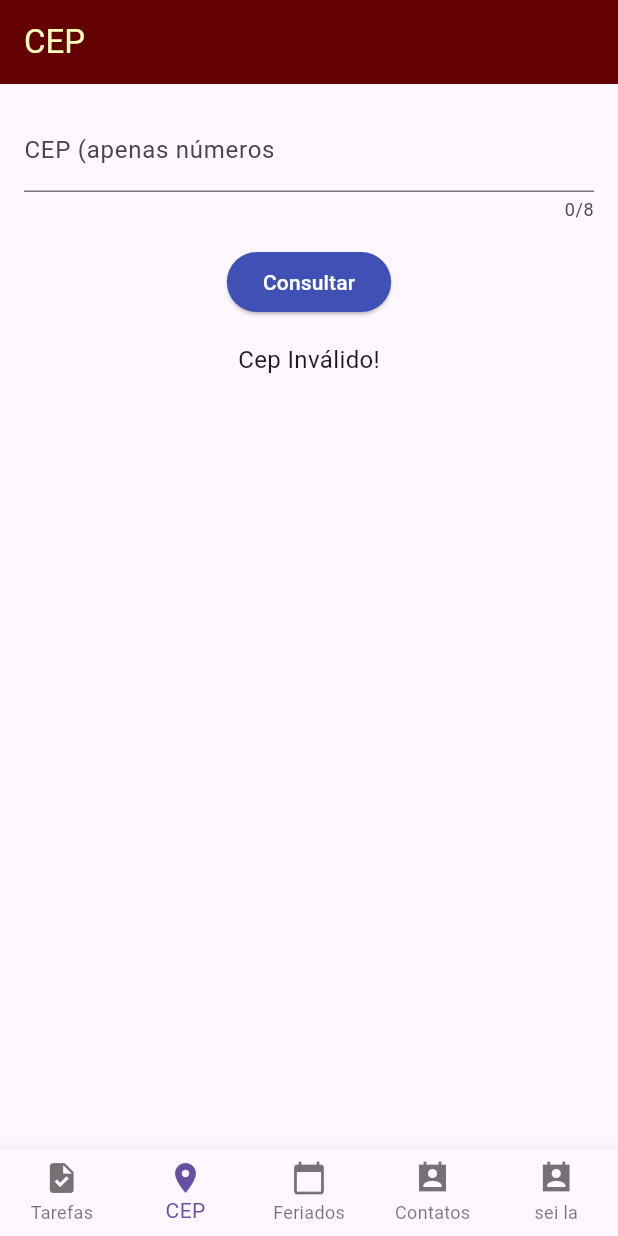
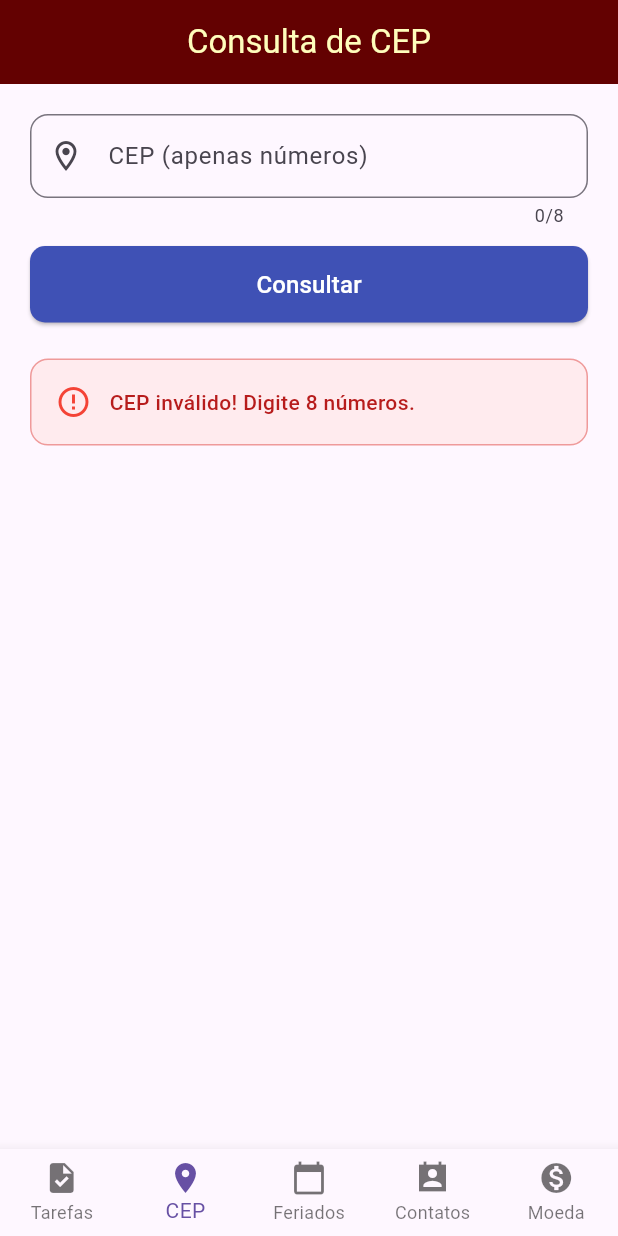
Before and after one commit to 0renz/tdmobile-app, a Flutter app: the screen it shows after launch, item 2 of the bottom bar chosen, after a tap on "Consultar", on a phone screen of 412 x 824 dp. Run offline on Flutter 3.47's test engine with Material 3 defaults, Android fonts, the phone set to English and light mode, and no system bars; our stand-ins replace sqflite; accounts and stored records are empty; network calls fail.

Commit message:
adiciona feature de cotações monetárias

```diff
--- a/lib/screens/cep.dart
+++ b/lib/screens/cep.dart
@@ -11,70 +11,192 @@ class Cep extends StatefulWidget {
 
 class CepState extends State<Cep> {
   final TextEditingController _cepController = TextEditingController();
-  String _resultado = "";
+
+  Map<String, dynamic>? _dadosCep;
+  String? _mensagemErro;
+  bool _carregando = false;
 
   @override
   Widget build(BuildContext context) {
     return Scaffold(
-      appBar: AppBar(title: Text("CEP")),
+      appBar: AppBar(
+        title: Text("Consulta de CEP"),
+        centerTitle: true,
+      ),
       body: SingleChildScrollView(
-        child: Padding(
-          padding: EdgeInsets.all(16.0),
+        padding: EdgeInsets.all(20.0),
         child: Column(
+          crossAxisAlignment: CrossAxisAlignment.stretch,
           children: <Widget>[
             TextField(
               controller: _cepController,
               keyboardType: TextInputType.number,
               maxLength: 8,
-                decoration: InputDecoration(labelText: "CEP (apenas números"),
+              decoration: InputDecoration(
+                labelText: "CEP (apenas números)",
+                hintText: "Ex: 01001000",
+                prefixIcon: Icon(Icons.location_on_outlined),
+                border: OutlineInputBorder(
+                  borderRadius: BorderRadius.circular(12.0),
                 ),
-              SizedBox(height: 16.0),
-              ElevatedButton(onPressed: _buscaCep, child: Text("Consultar")),
-              SizedBox(height: 16.0),
-              Text(_resultado,
-                style:
-                  TextStyle(fontSize: 16.0),
+              ),
+            ),
+            SizedBox(height: 12.0),
+            ElevatedButton(
+              onPressed: _carregando ? null : _buscaCep,
+              style: ElevatedButton.styleFrom(
+                padding: EdgeInsets.symmetric(vertical: 14.0),
+                shape: RoundedRectangleBorder(
+                  borderRadius: BorderRadius.circular(10.0),
+                ),
+              ),
+              child: _carregando
+                  ? SizedBox(
+                      height: 20,
+                      width: 20,
+                      child: CircularProgressIndicator(strokeWidth: 2),
+                    )
+                  : Text("Consultar", style: TextStyle(fontSize: 16)),
+            ),
+            SizedBox(height: 24.0),
+            _construirResultado(),
+          ],
+        ),
+      ),
+    );
+  }
+
+  Widget _construirResultado() {
+    if (_mensagemErro != null) {
+      return Container(
+        padding: EdgeInsets.all(16),
+        decoration: BoxDecoration(
+          color: Colors.red.shade50,
+          borderRadius: BorderRadius.circular(12),
+          border: Border.all(color: Colors.red.shade200),
+        ),
+        child: Row(
+          children: [
+            Icon(Icons.error_outline, color: Colors.red),
+            SizedBox(width: 12),
+            Text(
+              _mensagemErro!,
+              style: TextStyle(color: Colors.red.shade900, fontWeight: FontWeight.w500),
             ),
           ],
         ),
+      );
+    }
+
+    if (_dadosCep == null) {
+      return Container();
+    }
+
+    return Card(
+      elevation: 4,
+      shape: RoundedRectangleBorder(borderRadius: BorderRadius.circular(16)),
+      child: Padding(
+        padding: EdgeInsets.all(16.0),
+        child: Column(
+          children: [
+            ListTile(
+              contentPadding: EdgeInsets.zero,
+              leading: CircleAvatar(
+                backgroundColor: Theme.of(context).primaryColor.withOpacity(0.1),
+                child: Icon(Icons.home, color: Theme.of(context).primaryColor),
               ),
+              title: Text(
+                _dadosCep!['logradouro'].isEmpty
+                    ? 'Logradouro não informado'
+                    : _dadosCep!['logradouro'],
+                style: TextStyle(fontWeight: FontWeight.bold, fontSize: 18),
+              ),
+              subtitle: Text("CEP: ${_dadosCep!['cep']}"),
+            ),
+            Divider(height: 24),
+            _itemInfo(Icons.map_outlined, "Bairro", _dadosCep!['bairro']),
+            _itemInfo(Icons.location_city, "Cidade / UF", "${_dadosCep!['localidade']} - ${_dadosCep!['uf']}"),
+            _itemInfo(Icons.phone_android, "DDD", "DDD ${_dadosCep!['ddd']}"),
+          ],
+        ),
+      ),
+    );
+  }
+
+  Widget _itemInfo(IconData icon, String label, String valor) {
+    return Padding(
+      padding: const EdgeInsets.symmetric(vertical: 6.0),
+      child: Row(
+        children: [
+          Icon(icon, size: 20, color: Colors.grey.shade600),
+          SizedBox(width: 12),
+          Text(
+            "$label: ",
+            style: TextStyle(fontWeight: FontWeight.w600, color: Colors.grey.shade700),
+          ),
+          Expanded(
+            child: Text(
+              valor.isEmpty ? '-' : valor,
+              style: TextStyle(fontSize: 15),
+              overflow: TextOverflow.ellipsis,
+            ),
+          ),
+        ],
       ),
     );
   }
 
   Future<void> _buscaCep() async {
     final String cep = _cepController.text.trim();
+
     if (cep.length != 8 || int.tryParse(cep) == null) {
       setState(() {
-        _resultado = "Cep Inválido!";
+        _mensagemErro = "CEP inválido! Digite 8 números.";
+        _dadosCep = null;
       });
       return;
     }
+
+    setState(() {
+      _carregando = true;
+      _mensagemErro = null;
+    });
+
+    try {
       final response = await http.get(
         Uri.parse('https://viacep.com.br/ws/$cep/json'),
       );
+
       if (response.statusCode == 200) {
-      // retorno de sucesso
         final jsonresponse = json.decode(response.body);
-      if (jsonresponse['erro'] == 'true') {
+
+        // O ViaCEP retorna um boolean no campo erro, não uma String 'true'
+        if (jsonresponse['erro'] == true) {
           setState(() {
-          _resultado = 'Erro ao buscar CEP!';
-        });
-        return;
-      }
-      setState(() {
-        _resultado =
-            '''
-            CEP: ${jsonresponse['cep']}
-            logradouro: ${jsonresponse['logradouro']}
-            bairro: ${jsonresponse['bairro']}
-            localidade: ${jsonresponse['localidade']}
-            uf: ${jsonresponse['uf']}
-            ddd: ${jsonresponse['ddd']}
-          ''';
+            _mensagemErro = 'CEP não encontrado!';
+            _dadosCep = null;
           });
         } else {
-      _resultado = 'Erro ao buscar CEP!';
+          setState(() {
+            _dadosCep = jsonresponse;
+            _mensagemErro = null;
+          });
+        }
+      } else {
+        setState(() {
+          _mensagemErro = 'Erro de conexão com o servidor!';
+          _dadosCep = null;
+        });
+      }
+    } catch (e) {
+      setState(() {
+        _mensagemErro = 'Falha ao buscar CEP. Verifique a internet.';
+        _dadosCep = null;
+      });
+    } finally {
+      setState(() {
+        _carregando = false;
+      });
     }
   }
 }
--- a/lib/screens/contatos.dart
+++ b/lib/screens/contatos.dart
@@ -1,7 +1,7 @@
 import 'package:flutter/material.dart';
 import '../model/contato.dart';
-import 'form_contato.dart'; // PRA FAZER AINDA
-import '../database/contatoDao.dart'; // PRA FAZER AINDA
+import 'form_contato.dart';
+import '../database/contatoDao.dart';
 
 class Contatos extends StatefulWidget {
   @override
--- /dev/null
+++ b/lib/screens/cotacoes.dart
@@ -0,0 +1,234 @@
+import 'package:flutter/material.dart';
+import '../model/cotacao.dart';
+import '../services/cotacao_services.dart';
+
+class CotacaoScreen extends StatefulWidget {
+  @override
+  _CotacaoScreenState createState() => _CotacaoScreenState();
+}
+
+class _CotacaoScreenState extends State<CotacaoScreen> {
+  final CotacaoService _cotacaoService = CotacaoService();
+  DateTime _dataSelecionada = DateTime.now().subtract(const Duration(days: 1));
+
+  // Principais moedas suportadas pelo BCB/BrasilAPI
+  final List<Map<String, String>> _moedas = [
+    {'codigo': 'USD', 'nome': 'Dólar Americano', 'simbolo': '\$'},
+    {'codigo': 'EUR', 'nome': 'Euro', 'simbolo': '€'},
+    {'codigo': 'GBP', 'nome': 'Libra Esterlina', 'simbolo': '£'},
+    {'codigo': 'JPY', 'nome': 'Iene Japonês', 'simbolo': '¥'},
+    {'codigo': 'CHF', 'nome': 'Franco Suíço', 'simbolo': 'CHF'},
+    {'codigo': 'CAD', 'nome': 'Dólar Canadense', 'simbolo': 'C\$'},
+    {'codigo': 'AUD', 'nome': 'Dólar Australiano', 'simbolo': 'A\$'},
+  ];
+
+  late Future<List<Cotacao>> _futureCotacoes;
+
+  @override
+  void initState() {
+    super.initState();
+    _carregarCotacoes();
+  }
+
+  String _formatarDataParaApi(DateTime date) {
+    final ano = date.year.toString();
+    final mes = date.month.toString().padLeft(2, '0');
+    final dia = date.day.toString().padLeft(2, '0');
+
+    return '$ano-$mes-$dia';
+  }
+
+  void _carregarCotacoes() {
+    final dataFormatada = _formatarDataParaApi(_dataSelecionada);
+
+    setState(() {
+      _futureCotacoes = Future.wait(
+        _moedas.map(
+          (m) => _cotacaoService.getCotacao(m['codigo']!, dataFormatada),
+        ),
+      );
+    });
+  }
+
+  Future<void> _selecionarData(BuildContext context) async {
+    final DateTime? selecionada = await showDatePicker(
+      context: context,
+      initialDate: _dataSelecionada,
+      firstDate: DateTime(2000),
+      lastDate: DateTime.now(),
+    );
+
+    if (selecionada != null && selecionada != _dataSelecionada) {
+      setState(() {
+        _dataSelecionada = selecionada;
+      });
+      _carregarCotacoes();
+    }
+  }
+
+  @override
+  Widget build(BuildContext context) {
+    final dataExibicao =
+        "${_dataSelecionada.day.toString().padLeft(2, '0')}/${_dataSelecionada.month.toString().padLeft(2, '0')}/${_dataSelecionada.year}";
+
+    return Scaffold(
+      appBar: AppBar(title: Text("Cotação de Moedas"), centerTitle: true),
+      body: Column(
+        children: [
+          // Seletor de Data
+          Container(
+            padding: EdgeInsets.symmetric(horizontal: 16.0, vertical: 12.0),
+            color: Theme.of(context).primaryColor.withOpacity(0.05),
+            child: Row(
+              mainAxisAlignment: MainAxisAlignment.spaceBetween,
+              children: [
+                Row(
+                  children: [
+                    Icon(
+                      Icons.calendar_today,
+                      size: 20,
+                      color: Theme.of(context).primaryColor,
+                    ),
+                    SizedBox(width: 8),
+                    Text(
+                      "Data: $dataExibicao",
+                      style: TextStyle(
+                        fontSize: 16,
+                        fontWeight: FontWeight.w600,
+                      ),
+                    ),
+                  ],
+                ),
+                TextButton.icon(
+                  onPressed: () => _selecionarData(context),
+                  icon: Icon(Icons.edit),
+                  label: Text("Alterar"),
+                ),
+              ],
+            ),
+          ),
+
+          Expanded(
+            child: FutureBuilder<List<Cotacao>>(
+              future: _futureCotacoes,
+              builder: (context, snapshot) {
+                if (snapshot.connectionState == ConnectionState.waiting) {
+                  return Center(
+                    child: Column(
+                      mainAxisAlignment: MainAxisAlignment.center,
+                      children: [
+                        CircularProgressIndicator(),
+                        SizedBox(height: 16),
+                        Text("Buscando cotações..."),
+                      ],
+                    ),
+                  );
+                }
+
+                if (snapshot.hasError) {
+                  return Center(
+                    child: Padding(
+                      padding: const EdgeInsets.all(16.0),
+                      child: Column(
+                        mainAxisAlignment: MainAxisAlignment.center,
+                        children: [
+                          Icon(
+                            Icons.warning_amber_rounded,
+                            size: 48,
+                            color: Colors.orange,
+                          ),
+                          SizedBox(height: 12),
+                          Text(
+                            "Não foi possível carregar algumas cotações.",
+                            textAlign: TextAlign.center,
+                            style: TextStyle(
+                              fontSize: 16,
+                              fontWeight: FontWeight.bold,
+                            ),
+                          ),
+                          SizedBox(height: 6),
+                          Text(
+                            "Não foi possível obter as cotações para a data selecionada.",
+                            textAlign: TextAlign.center,
+                            style: TextStyle(color: Colors.grey[700]),
+                          ),
+                          SizedBox(height: 16),
+                          ElevatedButton(
+                            onPressed: _carregarCotacoes,
+                            child: Text("Tentar Novamente"),
+                          ),
+                        ],
+                      ),
+                    ),
+                  );
+                }
+
+                final cotacoes = snapshot.data ?? [];
+
+                return ListView.builder(
+                  padding: EdgeInsets.all(16.0),
+                  itemCount: _moedas.length,
+                  itemBuilder: (context, index) {
+                    final infoMoeda = _moedas[index];
+                    final cotacao = cotacoes.firstWhere(
+                      (c) => c.moeda == infoMoeda['codigo'],
+                      orElse: () => Cotacao(
+                        moeda: infoMoeda['codigo']!,
+                        data: '',
+                        valor: 0.0,
+                      ),
+                    );
+
+                    return Card(
+                      elevation: 2,
+                      margin: EdgeInsets.only(bottom: 12.0),
+                      shape: RoundedRectangleBorder(
+                        borderRadius: BorderRadius.circular(12),
+                      ),
+                      child: ListTile(
+                        contentPadding: EdgeInsets.symmetric(
+                          horizontal: 16.0,
+                          vertical: 8.0,
+                        ),
+                        leading: CircleAvatar(
+                          radius: 24,
+                          backgroundColor: Theme.of(
+                            context,
+                          ).primaryColor.withOpacity(0.1),
+                          child: Text(
+                            infoMoeda['simbolo']!,
+                            style: TextStyle(
+                              fontWeight: FontWeight.bold,
+                              fontSize: 18,
+                              color: Theme.of(context).primaryColor,
+                            ),
+                          ),
+                        ),
+                        title: Text(
+                          infoMoeda['nome']!,
+                          style: TextStyle(
+                            fontWeight: FontWeight.bold,
+                            fontSize: 16,
+                          ),
+                        ),
+                        subtitle: Text("${infoMoeda['codigo']} / BRL"),
+                        trailing: Text(
+                          "R\$ ${cotacao.valor.toStringAsFixed(4)}",
+                          style: TextStyle(
+                            fontSize: 18,
+                            fontWeight: FontWeight.bold,
+                            color: Colors.green[700],
+                          ),
+                        ),
+                      ),
+                    );
+                  },
+                );
+              },
+            ),
+          ),
+        ],
+      ),
+    );
+  }
+}
--- a/lib/screens/menu.dart
+++ b/lib/screens/menu.dart
@@ -3,6 +3,7 @@ import 'list_tarefa.dart';
 import 'cep.dart';
 import 'feriados.dart';
 import 'contatos.dart';
+import 'cotacoes.dart';
 
 class Menu extends StatefulWidget {
   @override
@@ -20,7 +21,7 @@ class MenuState extends State<Menu> {
       body: PageView(
         controller: pc,
         onPageChanged: setPaginaAtual,
-        children: [ListaTarefas(), Cep(), Feriados(), Contatos()],
+        children: [ListaTarefas(), Cep(), Feriados(), Contatos(), CotacaoScreen()],
       ),
       bottomNavigationBar: BottomNavigationBar(
         type: BottomNavigationBarType.fixed,
@@ -40,7 +41,7 @@ class MenuState extends State<Menu> {
           BottomNavigationBarItem(icon: Icon(Icons.location_on), label: "CEP"),
           BottomNavigationBarItem(icon: Icon(Icons.calendar_today), label: "Feriados"),
           BottomNavigationBarItem(icon: Icon(Icons.perm_contact_calendar_sharp), label: "Contatos"),
-          BottomNavigationBarItem(icon: Icon(Icons.perm_contact_calendar_sharp), label: "sei la"),
+          BottomNavigationBarItem(icon: Icon(Icons.monetization_on), label: "Moeda"),
         ],
       ),
     );
--- /dev/null
+++ b/lib/services/cotacao_services.dart
@@ -0,0 +1,47 @@
+import 'package:http/http.dart' as http;
+import 'dart:convert';
+import '../model/cotacao.dart';
+
+class CotacaoService {
+  final String baseUrl =
+      'https://brasilapi.com.br/api/cambio/v1/cotacao';
+
+  Future<Cotacao> getCotacao(
+    String moeda,
+    String data,
+  ) async {
+    final url = '$baseUrl/$moeda/$data';
+
+    final response = await http.get(Uri.parse(url));
+
+    if (response.statusCode != 200) {
+      throw Exception(
+        'Falha ao carregar cotação para $moeda. '
+        'Status: ${response.statusCode}',
+      );
+    }
+
+    final jsonResponse = json.decode(response.body);
+
+    if (jsonResponse is! Map<String, dynamic>) {
+      throw Exception('Formato de resposta inesperado.');
+    }
+
+    final cotacoes = jsonResponse['cotacoes'];
+
+    if (cotacoes is! List || cotacoes.isEmpty) {
+      throw Exception(
+        'Nenhuma cotação encontrada para $moeda em $data.',
+      );
+    }
+
+    // Última cotação do dia
+    final ultimaCotacao = cotacoes.last;
+
+    return Cotacao.fromJson(
+      ultimaCotacao,
+      moeda,
+      jsonResponse['data'] ?? data,
+    );
+  }
+}
```
Also changed, not shown: lib/model/cotacao.dart (added, +30 -0 lines). Lines whose indentation alone changed are shown as unchanged.
